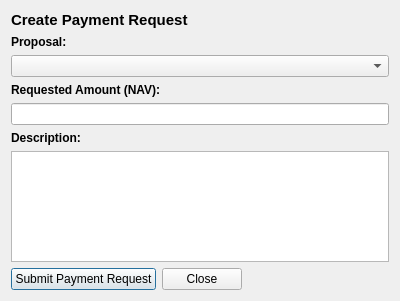
Old version of the form src/qt/forms/communityfundcreatepaymentrequestdialog.ui in the repository navcoin/navcoin-core.
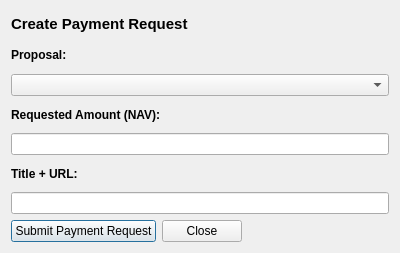
New version of the form. Custom widgets are drawn as their Qt base class.

Commit message: change cfund description gui label

Diff of the .ui file:
```diff
--- a/src/qt/forms/communityfundcreatepaymentrequestdialog.ui
+++ b/src/qt/forms/communityfundcreatepaymentrequestdialog.ui
@@ -7,7 +7,7 @@
     <x>0</x>
     <y>0</y>
     <width>400</width>
-    <height>301</height>
+    <height>253</height>
    </rect>
   </property>
   <property name="windowTitle">
@@ -15,6 +15,8 @@
   </property>
   <layout class="QVBoxLayout" name="verticalLayout_2">
    <item>
+    <layout class="QVBoxLayout" name="verticalLayoutCreatePaymentRequest">
+     <item>
     <widget class="QLabel" name="labelCreatePaymentRequestTitle">
      <property name="sizePolicy">
       <sizepolicy hsizetype="Preferred" vsizetype="Minimum">
@@ -35,8 +37,6 @@
     </widget>
    </item>
    <item>
-    <layout class="QVBoxLayout" name="verticalLayoutCreatePaymentRequest">
-     <item>
       <widget class="QLabel" name="labelProposalHashTitle">
        <property name="sizePolicy">
         <sizepolicy hsizetype="Preferred" vsizetype="Minimum">
@@ -83,19 +83,12 @@
         </font>
        </property>
        <property name="text">
-        <string>Description:</string>
+        <string>Title + URL:</string>
        </property>
       </widget>
      </item>
      <item>
-      <widget class="QValidatedPlainTextEdit" name="plainTextEditDescription">
-       <property name="plainText">
-        <string/>
-       </property>
-       <property name="overwriteMode">
-        <bool>false</bool>
-       </property>
-      </widget>
+      <widget class="QLineEdit" name="plainTextEditDescription"/>
      </item>
      <item>
       <layout class="QHBoxLayout" name="horizontalLayoutSubmitPaymentRequest">
@@ -142,11 +135,6 @@
    <header>navcoinamountfield.h</header>
    <container>1</container>
   </customwidget>
-  <customwidget>
-   <class>QValidatedPlainTextEdit</class>
-   <extends>QPlainTextEdit</extends>
-   <header>qvalidatedplaintextedit.h</header>
-  </customwidget>
  </customwidgets>
  <resources/>
  <connections/>
```
Lines whose indentation alone changed are shown as unchanged. The commit also changes 3 other files.
